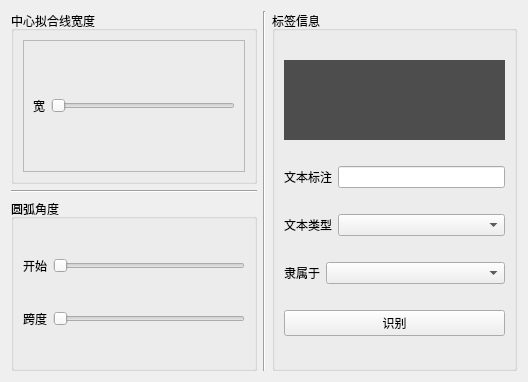
First picture: the form in ui/slider.ui, repository lrzjbyx/annotation, before the edit.
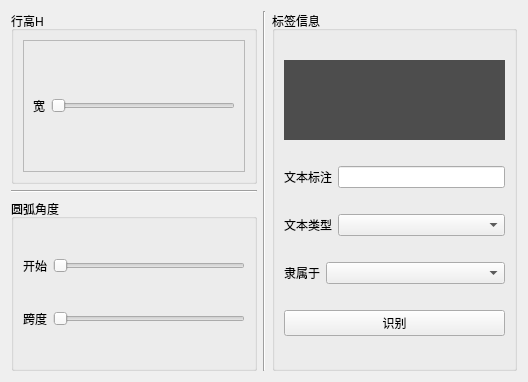
Second picture: the form after the edit.

Commit message: lock graph layer

What changed in the file:
```diff
--- a/ui/slider.ui
+++ b/ui/slider.ui
@@ -19,7 +19,7 @@
      <item>
       <widget class="QGroupBox" name="groupBox_2">
        <property name="title">
-        <string>中心拟合线宽度</string>
+        <string>行高H</string>
        </property>
        <layout class="QVBoxLayout" name="verticalLayout">
         <item>
```
The commit also changes 2 other files.
